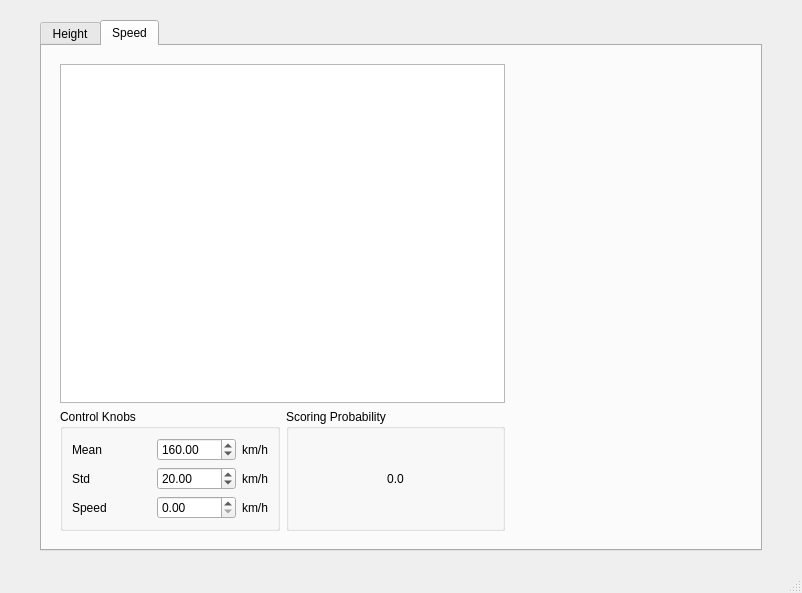
The window that gui.ui (osama51/soccer_simulation) describes before a commit, drawn with Qt 5.
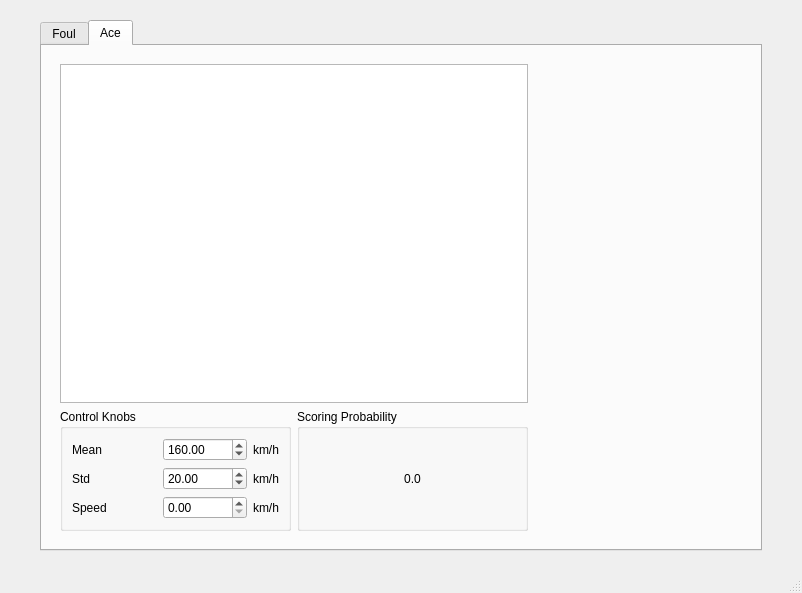
The same window after the commit. The open tabs and pages were chosen to show the change. Icons and pictures are not drawn. Custom widgets are drawn as their Qt base class.

The edit to the form file:
```diff
--- a/gui.ui
+++ b/gui.ui
@@ -60,7 +60,7 @@
          <normaloff>images/icons/icon - Copy.png</normaloff>images/icons/icon - Copy.png</iconset>
        </attribute>
        <attribute name="title">
-        <string>Height</string>
+        <string>Foul</string>
        </attribute>
        <layout class="QGridLayout" name="gridLayout_2">
         <item row="3" column="0">
@@ -241,7 +241,7 @@
          <normaloff>images/icons/pngwing.com.png</normaloff>images/icons/pngwing.com.png</iconset>
        </attribute>
        <attribute name="title">
-        <string>Speed</string>
+        <string>Ace</string>
        </attribute>
        <layout class="QHBoxLayout" name="horizontalLayout">
         <item>
@@ -264,6 +264,12 @@
              <layout class="QGridLayout" name="gridLayout_9" columnstretch="100,0">
               <item row="0" column="0" colspan="2">
                <widget class="QLabel" name="labelProbability">
+                <property name="sizePolicy">
+                 <sizepolicy hsizetype="Preferred" vsizetype="Preferred">
+                  <horstretch>50</horstretch>
+                  <verstretch>0</verstretch>
+                 </sizepolicy>
+                </property>
                 <property name="text">
                  <string>0.0</string>
                 </property>
@@ -360,7 +366,7 @@
          <widget class="QWidget" name="widget_2" native="true">
           <property name="sizePolicy">
            <sizepolicy hsizetype="Ignored" vsizetype="Ignored">
-            <horstretch>35</horstretch>
+            <horstretch>30</horstretch>
             <verstretch>0</verstretch>
            </sizepolicy>
           </property>
@@ -385,6 +391,9 @@
              <property name="alignment">
               <set>Qt::AlignCenter</set>
              </property>
+             <property name="wordWrap">
+              <bool>false</bool>
+             </property>
             </widget>
            </item>
           </layout>
```
Left out of the diff: 4 changed lines with no effect on the pictures.
